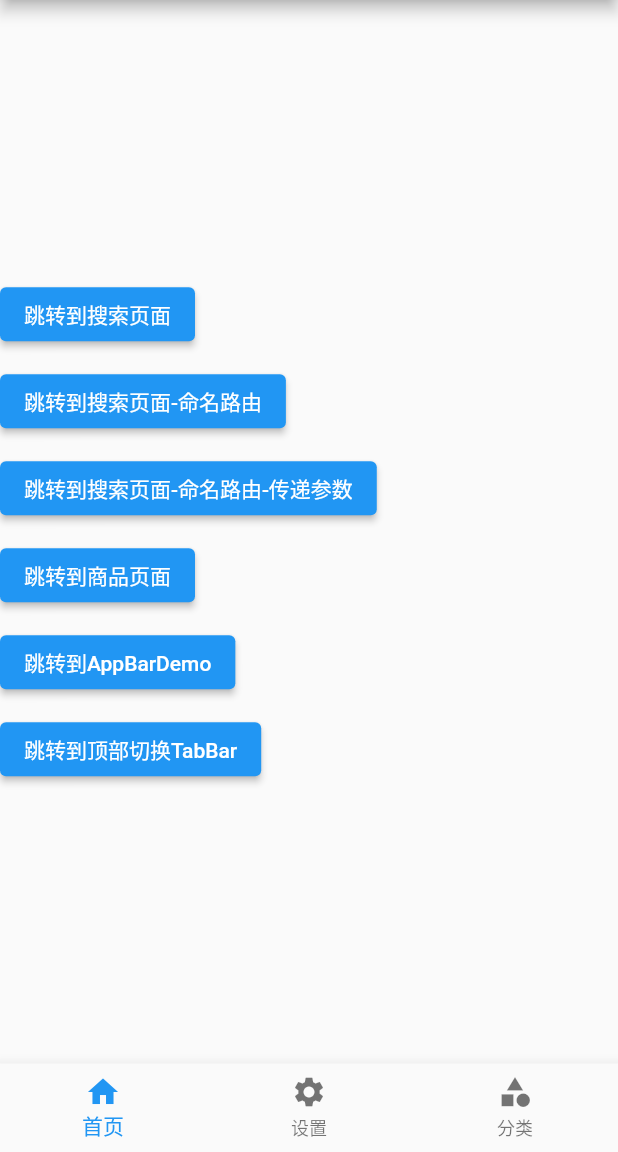
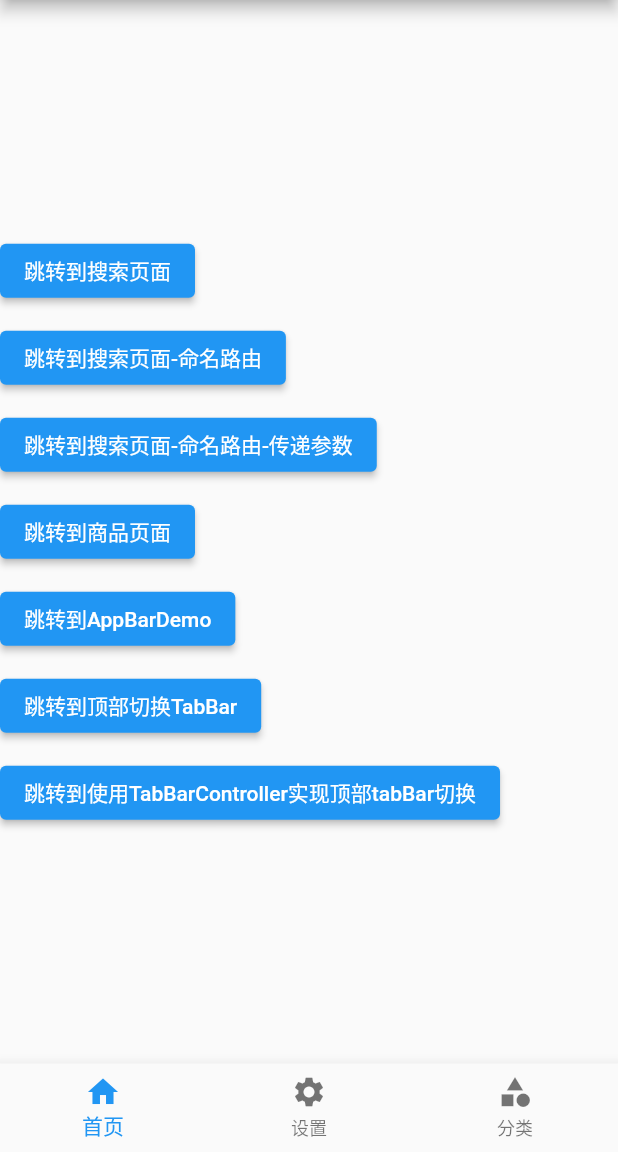
Before and after one commit to xiaoyaole3/flutter_learn, a Flutter app: the screen it shows after launch, on a phone screen of 412 x 824 dp, the part 84-1236 px from its top. Run offline on Flutter 3.47's test engine with Material 2 defaults, Android fonts, the phone set to English and light mode, and no system bars.

Commit message:
使用TabBarController实现顶部切换，主要需要给tabBar以及TabView对应的controller参数进行赋值

```diff
--- a/lib/pages/tabs/Home.dart
+++ b/lib/pages/tabs/Home.dart
@@ -63,6 +63,14 @@ class HomePage extends StatelessWidget {
             Navigator.pushNamed(context, '/tabBarHeader',);
           },
         ),
+        SizedBox(height: 10,),
+        // 命名路由传值
+        ElevatedButton(
+          child: Text("跳转到使用TabBarController实现顶部tabBar切换"),
+          onPressed: () {
+            Navigator.pushNamed(context, '/tabBarController',);
+          },
+        ),
       ],
     );
   }
--- a/lib/routes/Routes.dart
+++ b/lib/routes/Routes.dart
@@ -13,6 +13,7 @@ import '../pages/users/RegisterThird.dart';
 
 import '../pages/AppBarDemo.dart';
 import '../pages/TabBarHeader.dart';
+import '../pages/TabBarController.dart';
 
 final routes={
   '/':(context, {arguments})=>Tabs(),
@@ -26,6 +27,7 @@ final routes={
   '/registerThird': (context, {arguments})=>RegisterThird(),
   '/appBarDemo': (context, {arguments})=>AppBarDemoPage(),
   '/tabBarHeader': (context, {arguments})=>TabBarHeaderPage(),
+  '/tabBarController': (context, {arguments})=>TabBarControllerPage(),
 };
 
 // 这里是声明了一个函数
```
Also changed, not shown: lib/pages/TabBarController.dart (added, +54 -0 lines).
